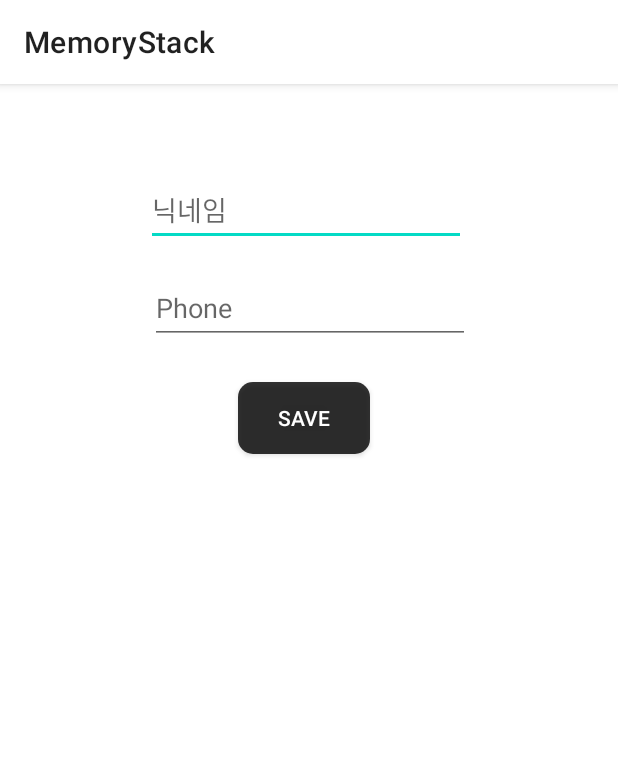
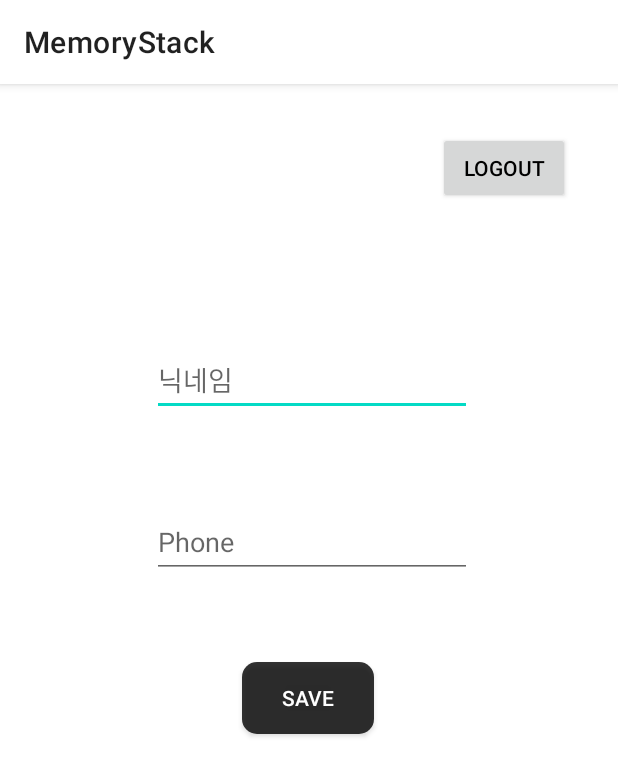
Before and after one commit to IIISIII/MemoryStack, an Android app: the EditProfileActivity screen opened directly, with no data from a screen before it, on a phone screen of 412 x 824 dp. Shown: the top 776 px of the screen. Run offline under Robolectric (Android 15) with nearby library versions, the phone set to English and light mode, and no system bars; our stand-ins replace Firebase (no records; nobody signed in at launch, a user with empty details on screens opened directly).

```diff
--- a/app/src/main/java/edu/sns/memorystack/EditProfileActivity.kt
+++ b/app/src/main/java/edu/sns/memorystack/EditProfileActivity.kt
@@ -1,7 +1,11 @@
 package edu.sns.memorystack
 
+import android.content.Intent
 import android.os.Bundle
+import android.widget.Button
+import android.widget.Toast
 import androidx.appcompat.app.AppCompatActivity
+import com.google.firebase.auth.FirebaseAuth
 import com.google.firebase.auth.ktx.auth
 import com.google.firebase.firestore.FirebaseFirestore
 import com.google.firebase.firestore.ktx.firestore
@@ -48,5 +52,14 @@ class EditProfileActivity : AppCompatActivity() {
             //itemsCollectionRef.document(uid).update("nickname", nickname)
             finish()
         }
+        //logout 처리
+        val logout = binding.logOut
+        logout.setOnClickListener {
+            Toast.makeText(this, "로그아웃 되었습니다.", Toast.LENGTH_SHORT).show()
+
+            val intent = Intent(this, LoginActivity::class.java)
+            FirebaseAuth.getInstance().signOut()
+            startActivity(intent)
+        }
     }
 }
--- a/app/src/main/res/layout/create_account_scene1.xml
+++ b/app/src/main/res/layout/create_account_scene1.xml
@@ -65,7 +65,7 @@
             android:singleLine="true" />
     </com.google.android.material.textfield.TextInputLayout>
 
-    <Button
+    <android.widget.Button
         android:id="@+id/next_button"
         android:layout_width="wrap_content"
         android:layout_height="wrap_content"
@@ -73,6 +73,8 @@
         android:text="Next"
         app:layout_constraintEnd_toEndOf="parent"
         app:layout_constraintStart_toStartOf="parent"
-        app:layout_constraintTop_toBottomOf="@+id/phone_text" />
+        app:layout_constraintTop_toBottomOf="@+id/phone_text"
+        android:background="@drawable/btn_color"
+        android:textColor="#ffffff"/>
 
 </androidx.constraintlayout.widget.ConstraintLayout>
--- a/app/src/main/res/layout/profile_edit.xml
+++ b/app/src/main/res/layout/profile_edit.xml
@@ -9,31 +9,31 @@
         android:id="@+id/save_profile"
         android:layout_width="wrap_content"
         android:layout_height="wrap_content"
-        android:layout_marginStart="158dp"
-        android:layout_marginTop="25dp"
-        android:layout_marginEnd="165dp"
+        android:layout_marginStart="32dp"
+        android:layout_marginTop="56dp"
+        android:layout_marginEnd="32dp"
+        android:background="@drawable/btn_color"
         android:text="save"
+        android:textColor="#ffffff"
         app:layout_constraintEnd_toEndOf="parent"
+        app:layout_constraintHorizontal_bias="0.498"
         app:layout_constraintStart_toStartOf="parent"
-        app:layout_constraintTop_toBottomOf="@+id/editTextPhone"
-        android:background="@drawable/btn_color"
-        android:textColor="#ffffff"
-        />
+        app:layout_constraintTop_toBottomOf="@+id/editTextPhone" />
 
     <EditText
         android:id="@+id/editNickname"
         android:layout_width="wrap_content"
         android:layout_height="wrap_content"
         android:layout_marginStart="101dp"
-        android:layout_marginTop="60dp"
+        android:layout_marginTop="93dp"
         android:layout_marginEnd="101dp"
         android:ems="10"
         android:hint="닉네임"
         android:inputType="textPersonName"
         app:layout_constraintEnd_toEndOf="parent"
-        app:layout_constraintHorizontal_bias="1.0"
+        app:layout_constraintHorizontal_bias="0.0"
         app:layout_constraintStart_toStartOf="parent"
-        app:layout_constraintTop_toTopOf="parent"
+        app:layout_constraintTop_toBottomOf="@+id/logOut"
         tools:ignore="TouchTargetSizeCheck" />
 
     <EditText
@@ -41,15 +41,26 @@
         android:layout_width="wrap_content"
         android:layout_height="wrap_content"
         android:layout_marginStart="101dp"
-        android:layout_marginTop="17dp"
+        android:layout_marginTop="60dp"
         android:layout_marginEnd="100dp"
         android:ems="10"
         android:hint="Phone "
         android:inputType="phone"
         android:minHeight="48dp"
         app:layout_constraintEnd_toEndOf="parent"
+        app:layout_constraintHorizontal_bias="0.0"
         app:layout_constraintStart_toStartOf="parent"
         app:layout_constraintTop_toBottomOf="@+id/editNickname"
         tools:ignore="TouchTargetSizeCheck" />
 
+    <android.widget.Button
+        android:id="@+id/logOut"
+        android:layout_width="wrap_content"
+        android:layout_height="wrap_content"
+        android:layout_marginTop="32dp"
+        android:layout_marginEnd="32dp"
+        android:text="LogOut"
+        app:layout_constraintEnd_toEndOf="parent"
+        app:layout_constraintTop_toTopOf="parent" />
+
 </androidx.constraintlayout.widget.ConstraintLayout>
```
Also changed, not shown: app/src/main/java/edu/sns/memorystack/fragment/ProfileFragment.kt (+0 -10 lines), app/src/main/res/layout/activity_login.xml (+8 -4 lines), app/src/main/res/layout/create_account_scene2.xml (+8 -4 lines), app/src/main/res/layout/post_page.xml (+5 -3 lines), app/src/main/res/layout/profile_page.xml (+9 -4 lines).
